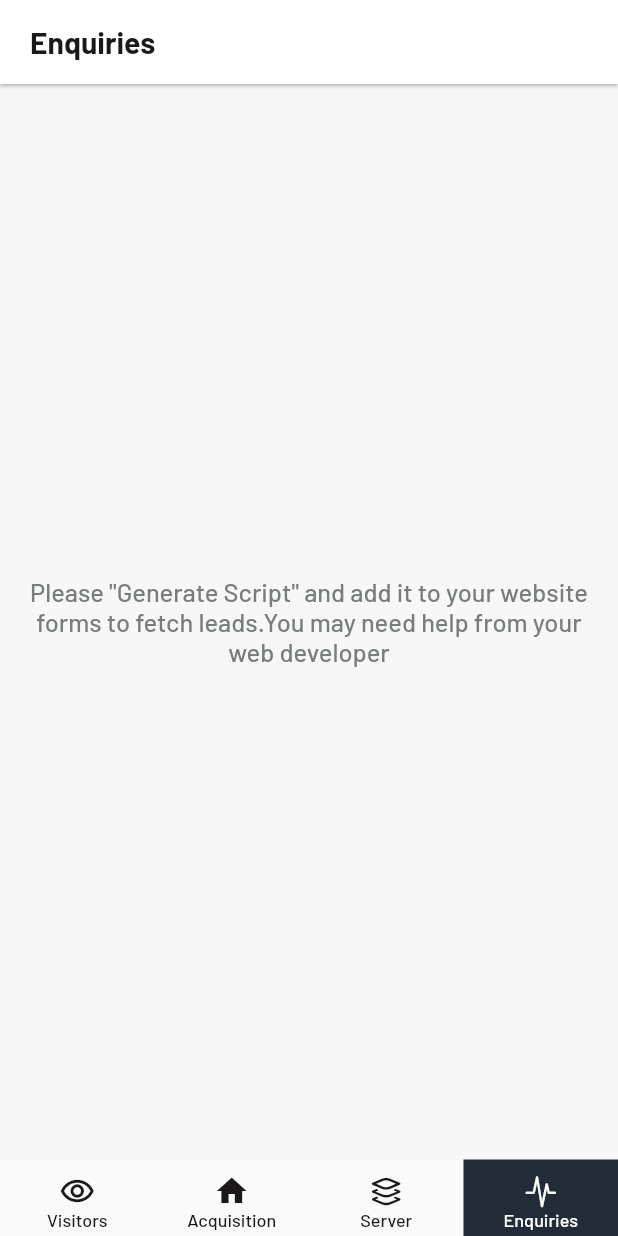
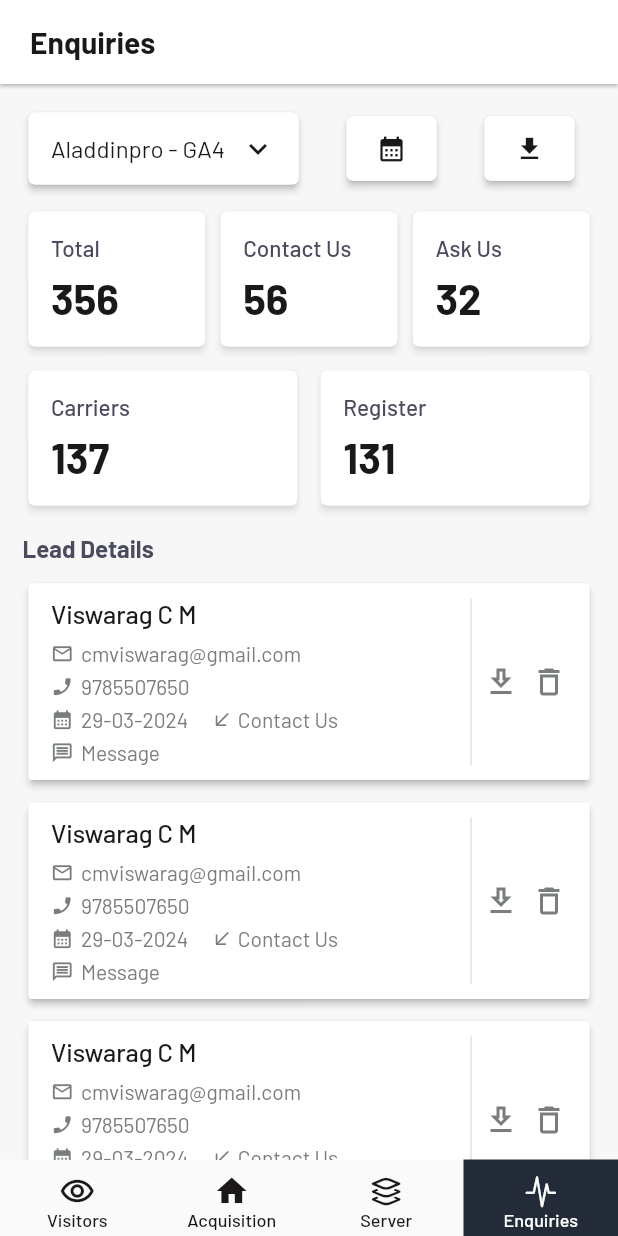
Before and after one commit to mirza-d3x/red_dog, a Flutter app: the screen it shows after launch, item 4 of the bottom bar chosen, on a phone screen of 412 x 824 dp. Run offline on Flutter 3.47's test engine with Material 3 defaults, Android fonts, the phone set to English and light mode, and no system bars; our stand-ins replace charts_flutter, fl_chart, percent_indicator, syncfusion_flutter_charts; missing offline and left inert: countries_world_map.

Commit message:
edited enquiries screen

```diff
--- a/lib/features/tabs/enquiries_screen.dart
+++ b/lib/features/tabs/enquiries_screen.dart
@@ -25,295 +25,296 @@ class _EnquiryScreenState extends State<EnquiryScreen> {
         child: Scaffold(
           appBar: commonAppBar(context, 'Enquiries'),
           backgroundColor: bgColor,
-          body: noEnquiryWidget(),
-          // SingleChildScrollView(
-          //   padding: const EdgeInsets.all(15.0),
-          //   child: Column(
-          //     crossAxisAlignment: CrossAxisAlignment.start,
-          //     children: [
-          //       // drop dwn menu,calander,download button
-          //       Row(
-          //         mainAxisAlignment: MainAxisAlignment.spaceBetween,
-          //         children: [
-          //           Card(
-          //             elevation: 2,
-          //             child: Container(
-          //               padding: const EdgeInsets.fromLTRB(15, 0, 15, 0),
-          //               decoration: BoxDecoration(
-          //                 color: whiteColor,
-          //                 borderRadius: BorderRadius.circular(5),
-          //               ),
-          //               child: DropdownButtonHideUnderline(
-          //                 child: DropdownButton(
-          //                   icon: const Icon(
-          //                     Icons.keyboard_arrow_down_outlined,
-          //                     color: blackColor,
-          //                   ),
-          //                   // iconSize: 0,
-          //                   hint: selectedWebsite == null
-          //                       ? Row(
-          //                     children: [
-          //                       Text(
-          //                           'Aladdinpro - GA4',
-          //                           style: dropDownTextStyle
-          //                       ),
-          //
-          //                       const SizedBox(width: 10),
-          //                     ],
-          //                   )
-          //                       : Row(
-          //                     children: [
-          //                       Text(
-          //                           selectedWebsite,
-          //                           style: dropDownTextStyle
-          //                       ),
-          //                       const SizedBox(width: 10),
-          //                     ],
-          //                   ),
-          //                   value: selectedWebsite,
-          //                   onChanged: (newValue) {
-          //                     setState(() {
-          //                       isSelectedFromDropDwn = true;
-          //                       selectedWebsite = newValue;
-          //                     });
-          //                   },
-          //                   items: [
-          //                     'Codelattice',
-          //                     'Alddinpro - GA4',
-          //                   ].map((String value) {
-          //                     return DropdownMenuItem<String>(
-          //                       value: value,
-          //                       child: Text(value,
-          //                           style: dropDownTextStyle
-          //                       ),
-          //                     );
-          //                   }).toList(),
-          //                 ),
-          //               ),
-          //             ),
-          //           ),
-          //
-          //           const SizedBox(width: 0),
-          //
-          //           Card(
-          //             elevation: 2,
-          //             child: Container(
-          //                 height: 43,
-          //                 padding: const EdgeInsets.fromLTRB(20, 5, 20, 5),
-          //                 decoration: BoxDecoration(
-          //                   color: whiteColor,
-          //                   borderRadius: BorderRadius.circular(5),
-          //                 ),
-          //                 child: const Icon(
-          //                   Icons.calendar_month,
-          //                   color: blackColor,
-          //                   size: 20,
-          //                 )
-          //             ),
-          //           ),
-          //
-          //           const SizedBox(width: 0),
-          //
-          //           Padding(
-          //             padding: const EdgeInsets.only(right: 10),
-          //             child: Card(
-          //               elevation: 2,
-          //               child: Container(
-          //                   height: 43,
-          //                   padding: const EdgeInsets.fromLTRB(20, 5, 20, 5),
-          //                   decoration: BoxDecoration(
-          //                     color: whiteColor,
-          //                     borderRadius: BorderRadius.circular(5),
-          //                   ),
-          //                   child: const Icon(
-          //                     Icons.download,
-          //                     color: blackColor,
-          //                     size: 20,
-          //                   )
-          //               ),
-          //             ),
-          //           ),
-          //         ],
-          //       ),
-          //
-          //       const SizedBox(height: 10),
-          //
-          //       // Tiles
-          //     Row(
-          //       mainAxisAlignment: MainAxisAlignment.spaceBetween,
-          //       children: [
-          //         Infoiles(context, 'Total', '356'),
-          //         Infoiles(context, 'Contact Us', '56'),
-          //         Infoiles(context, 'Ask Us', '32')
-          //       ],
-          //     ),
-          //
-          //       const SizedBox(height: 8),
-          //       Row(
-          //         mainAxisAlignment: MainAxisAlignment.spaceBetween,
-          //         children: [
-          //           tiles(context,'Carriers', '137'),
-          //           tiles(context,'Register', '131'),
-          //         ],
-          //       ),
-          //
-          //       const SizedBox(height: 15),
-          //
-          //     // List
-          //       Text(
-          //         'Lead Details',
-          //         style: normalTextStyle,
-          //       ),
-          //
-          //       const SizedBox(height: 10),
-          //
-          //       ListView.builder(
-          //         physics: const NeverScrollableScrollPhysics(),
-          //           shrinkWrap: true,
-          //           itemCount: 6,
-          //           itemBuilder: (context, index) => Column(
-          //             crossAxisAlignment: CrossAxisAlignment.start,
-          //             children: [
-          //               Card(
-          //                 elevation: 2,
-          //                 child: Container(
-          //                   width: double.infinity,
-          //                   decoration: BoxDecoration(
-          //                     color: whiteColor,
-          //                     borderRadius: BorderRadius.circular(2),
-          //                   ),
-          //                   padding: const EdgeInsets.fromLTRB(15, 10, 15, 10),
-          //                   child: IntrinsicHeight(
-          //                     child: Row(
-          //                       mainAxisAlignment: MainAxisAlignment.spaceBetween,
-          //                       children: [
-          //                         Column(
-          //                           crossAxisAlignment: CrossAxisAlignment.start,
-          //                           children: [
-          //                             Text(
-          //                                 'Viswarag C M',
-          //                               style: nameTextStyle,
-          //                             ),
-          //
-          //                             const SizedBox(height: 8),
-          //
-          //                             Row(
-          //                               children: [
-          //                                 const Icon(
-          //                                   Icons.email_outlined,
-          //                                   size: 15,
-          //                                   color: titleTextColor,
-          //                                 ),
-          //
-          //                                 const SizedBox(width: 5),
-          //
-          //                                 Text(
-          //                                     'cmviswarag@gmail.com',
-          //                                   style: subTextTextStyle,
-          //                                 )
-          //                               ],
-          //                             ),
-          //
-          //                             const SizedBox(height: 5),
-          //                             Row(
-          //                               children: [
-          //                                 const Icon(
-          //                                   Icons.phone_enabled,
-          //                                   size: 15,
-          //                                   color: titleTextColor,
-          //                                 ),
-          //
-          //                                 const SizedBox(width: 5),
-          //
-          //                                 Text(
-          //                                     '9785507650',
-          //                                   style: subTextTextStyle,
-          //                                 )
-          //                               ],
-          //                             ),
-          //
-          //                             const SizedBox(height: 5),
-          //                             Row(
-          //                               children: [
-          //                                 const Icon(
-          //                                   Icons.calendar_month,
-          //                                   size: 15,
-          //                                   color: titleTextColor,
-          //                                 ),
-          //
-          //                                 const SizedBox(width: 5),
-          //                                 Text(
-          //                                   '29-03-2024',
-          //                                   style: subTextTextStyle,
-          //                                 ),
-          //
-          //                                 const SizedBox(width: 15),
-          //
-          //                                 const Icon(
-          //                                   CupertinoIcons.arrow_down_left,
-          //                                   size: 15,
-          //                                   color: titleTextColor,
-          //                                 ),
-          //                                 const SizedBox(width: 3),
-          //                                 Text(
-          //                                     'Contact Us',
-          //                                   style: subTextTextStyle,
-          //                                 ),
-          //                               ],
-          //                             ),
-          //
-          //                             const SizedBox(height: 5),
-          //                             Row(
-          //                               children: [
-          //                                 const Icon(
-          //                                   Icons.message_outlined,
-          //                                   size: 15,
-          //                                   color: titleTextColor,
-          //                                 ),
-          //
-          //                                 const SizedBox(width: 5),
-          //                                 Text(
-          //                                   'Message',
-          //                                   style: subTextTextStyle,
-          //                                 )
-          //                               ],
-          //                             ),
-          //                           ],
-          //                         ),
-          //                         Row(
-          //                           mainAxisAlignment: MainAxisAlignment.end,
-          //                           children: [
-          //                             VerticalDivider(
-          //                               color: Colors.grey.shade300,
-          //                               thickness: 1,
-          //                             ),
-          //
-          //                             const Icon(
-          //                                 Icons.download_outlined,
-          //                               color: titleTextColor,
-          //                             ),
-          //                             const SizedBox(width: 8),
-          //
-          //                             const Icon(
-          //                                 Icons.delete_outline_outlined,
-          //                               color: titleTextColor,
-          //                             ),
-          //                           ],
-          //                         ),
-          //                       ],
-          //                     ),
-          //                   )
-          //                 ),
-          //               ),
-          //
-          //               const SizedBox(height: 7),
-          //             ],
-          //           ),
-          //       ),
-          //
-          //     ],
-          //   ),
-          // ),
+          body:
+          // noEnquiryWidget(),
+          SingleChildScrollView(
+            padding: const EdgeInsets.all(15.0),
+            child: Column(
+              crossAxisAlignment: CrossAxisAlignment.start,
+              children: [
+                // drop dwn menu,calander,download button
+                Row(
+                  mainAxisAlignment: MainAxisAlignment.spaceBetween,
+                  children: [
+                    Card(
+                      elevation: 2,
+                      child: Container(
+                        padding: const EdgeInsets.fromLTRB(15, 0, 15, 0),
+                        decoration: BoxDecoration(
+                          color: whiteColor,
+                          borderRadius: BorderRadius.circular(5),
+                        ),
+                        child: DropdownButtonHideUnderline(
+                          child: DropdownButton(
+                            icon: const Icon(
+                              Icons.keyboard_arrow_down_outlined,
+                              color: blackColor,
+                            ),
+                            // iconSize: 0,
+                            hint: selectedWebsite == null
+                                ? Row(
+                              children: [
+                                Text(
+                                    'Aladdinpro - GA4',
+                                    style: dropDownTextStyle
+                                ),
+
+                                const SizedBox(width: 10),
+                              ],
+                            )
+                                : Row(
+                              children: [
+                                Text(
+                                    selectedWebsite,
+                                    style: dropDownTextStyle
+                                ),
+                                const SizedBox(width: 10),
+                              ],
+                            ),
+                            value: selectedWebsite,
+                            onChanged: (newValue) {
+                              setState(() {
+                                isSelectedFromDropDwn = true;
+                                selectedWebsite = newValue;
+                              });
+                            },
+                            items: [
+                              'Codelattice',
+                              'Alddinpro - GA4',
+                            ].map((String value) {
+                              return DropdownMenuItem<String>(
+                                value: value,
+                                child: Text(value,
+                                    style: dropDownTextStyle
+                                ),
+                              );
+                            }).toList(),
+                          ),
+                        ),
+                      ),
+                    ),
+
+                    const SizedBox(width: 0),
+
+                    Card(
+                      elevation: 2,
+                      child: Container(
+                          height: 43,
+                          padding: const EdgeInsets.fromLTRB(20, 5, 20, 5),
+                          decoration: BoxDecoration(
+                            color: whiteColor,
+                            borderRadius: BorderRadius.circular(5),
+                          ),
+                          child: const Icon(
+                            Icons.calendar_month,
+                            color: blackColor,
+                            size: 20,
+                          )
+                      ),
+                    ),
+
+                    const SizedBox(width: 0),
+
+                    Padding(
+                      padding: const EdgeInsets.only(right: 10),
+                      child: Card(
+                        elevation: 2,
+                        child: Container(
+                            height: 43,
+                            padding: const EdgeInsets.fromLTRB(20, 5, 20, 5),
+                            decoration: BoxDecoration(
+                              color: whiteColor,
+                              borderRadius: BorderRadius.circular(5),
+                            ),
+                            child: const Icon(
+                              Icons.download,
+                              color: blackColor,
+                              size: 20,
+                            )
+                        ),
+                      ),
+                    ),
+                  ],
+                ),
+
+                const SizedBox(height: 10),
+
+                // Tiles
+              Row(
+                mainAxisAlignment: MainAxisAlignment.spaceBetween,
+                children: [
+                  Infoiles(context, 'Total', '356'),
+                  Infoiles(context, 'Contact Us', '56'),
+                  Infoiles(context, 'Ask Us', '32')
+                ],
+              ),
+
+                const SizedBox(height: 8),
+                Row(
+                  mainAxisAlignment: MainAxisAlignment.spaceBetween,
+                  children: [
+                    tiles(context,'Carriers', '137'),
+                    tiles(context,'Register', '131'),
+                  ],
+                ),
+
+                const SizedBox(height: 15),
+
+              // List
+                Text(
+                  'Lead Details',
+                  style: normalTextStyle,
+                ),
+
+                const SizedBox(height: 10),
+
+                ListView.builder(
+                  physics: const NeverScrollableScrollPhysics(),
+                    shrinkWrap: true,
+                    itemCount: 6,
+                    itemBuilder: (context, index) => Column(
+                      crossAxisAlignment: CrossAxisAlignment.start,
+                      children: [
+                        Card(
+                          elevation: 2,
+                          child: Container(
+                            width: double.infinity,
+                            decoration: BoxDecoration(
+                              color: whiteColor,
+                              borderRadius: BorderRadius.circular(2),
+                            ),
+                            padding: const EdgeInsets.fromLTRB(15, 10, 15, 10),
+                            child: IntrinsicHeight(
+                              child: Row(
+                                mainAxisAlignment: MainAxisAlignment.spaceBetween,
+                                children: [
+                                  Column(
+                                    crossAxisAlignment: CrossAxisAlignment.start,
+                                    children: [
+                                      Text(
+                                          'Viswarag C M',
+                                        style: nameTextStyle,
+                                      ),
+
+                                      const SizedBox(height: 8),
+
+                                      Row(
+                                        children: [
+                                          const Icon(
+                                            Icons.email_outlined,
+                                            size: 15,
+                                            color: titleTextColor,
+                                          ),
+
+                                          const SizedBox(width: 5),
+
+                                          Text(
+                                              'cmviswarag@gmail.com',
+                                            style: subTextTextStyle,
+                                          )
+                                        ],
+                                      ),
+
+                                      const SizedBox(height: 5),
+                                      Row(
+                                        children: [
+                                          const Icon(
+                                            Icons.phone_enabled,
+                                            size: 15,
+                                            color: titleTextColor,
+                                          ),
+
+                                          const SizedBox(width: 5),
+
+                                          Text(
+                                              '9785507650',
+                                            style: subTextTextStyle,
+                                          )
+                                        ],
+                                      ),
+
+                                      const SizedBox(height: 5),
+                                      Row(
+                                        children: [
+                                          const Icon(
+                                            Icons.calendar_month,
+                                            size: 15,
+                                            color: titleTextColor,
+                                          ),
+
+                                          const SizedBox(width: 5),
+                                          Text(
+                                            '29-03-2024',
+                                            style: subTextTextStyle,
+                                          ),
+
+                                          const SizedBox(width: 15),
+
+                                          const Icon(
+                                            CupertinoIcons.arrow_down_left,
+                                            size: 15,
+                                            color: titleTextColor,
+                                          ),
+                                          const SizedBox(width: 3),
+                                          Text(
+                                              'Contact Us',
+                                            style: subTextTextStyle,
+                                          ),
+                                        ],
+                                      ),
+
+                                      const SizedBox(height: 5),
+                                      Row(
+                                        children: [
+                                          const Icon(
+                                            Icons.message_outlined,
+                                            size: 15,
+                                            color: titleTextColor,
+                                          ),
+
+                                          const SizedBox(width: 5),
+                                          Text(
+                                            'Message',
+                                            style: subTextTextStyle,
+                                          )
+                                        ],
+                                      ),
+                                    ],
+                                  ),
+                                  Row(
+                                    mainAxisAlignment: MainAxisAlignment.end,
+                                    children: [
+                                      VerticalDivider(
+                                        color: Colors.grey.shade300,
+                                        thickness: 1,
+                                      ),
+
+                                      const Icon(
+                                          Icons.download_outlined,
+                                        color: titleTextColor,
+                                      ),
+                                      const SizedBox(width: 8),
+
+                                      const Icon(
+                                          Icons.delete_outline_outlined,
+                                        color: titleTextColor,
+                                      ),
+                                    ],
+                                  ),
+                                ],
+                              ),
+                            )
+                          ),
+                        ),
+
+                        const SizedBox(height: 7),
+                      ],
+                    ),
+                ),
+
+              ],
+            ),
+          ),
         )
     );
   }
```
